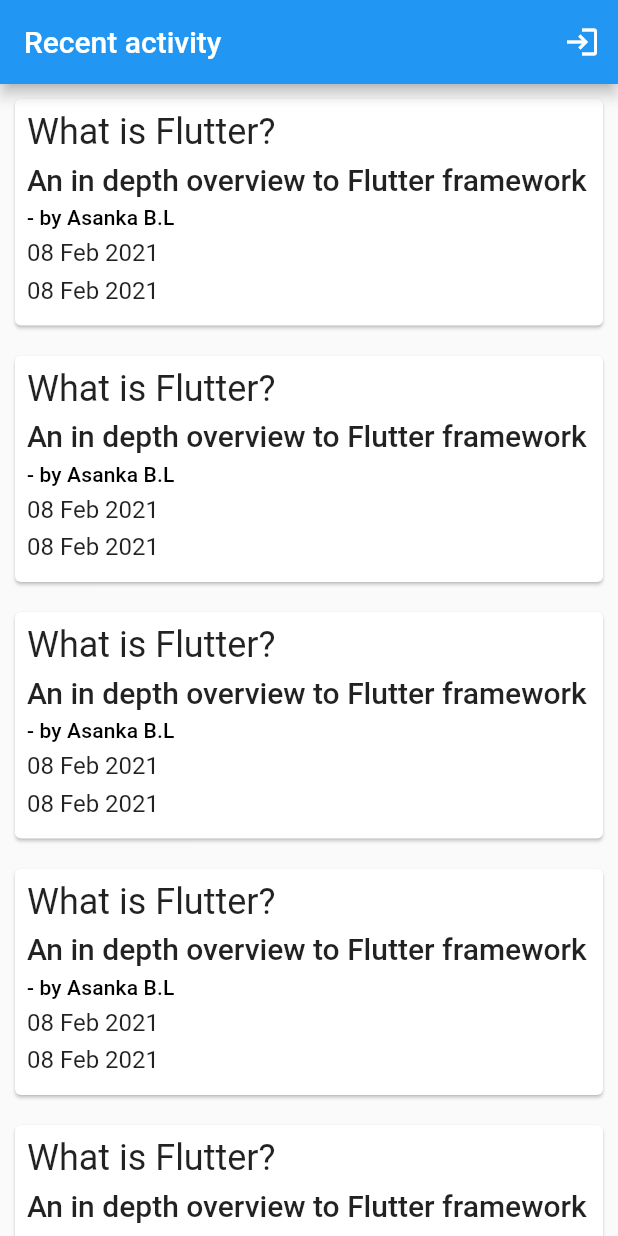
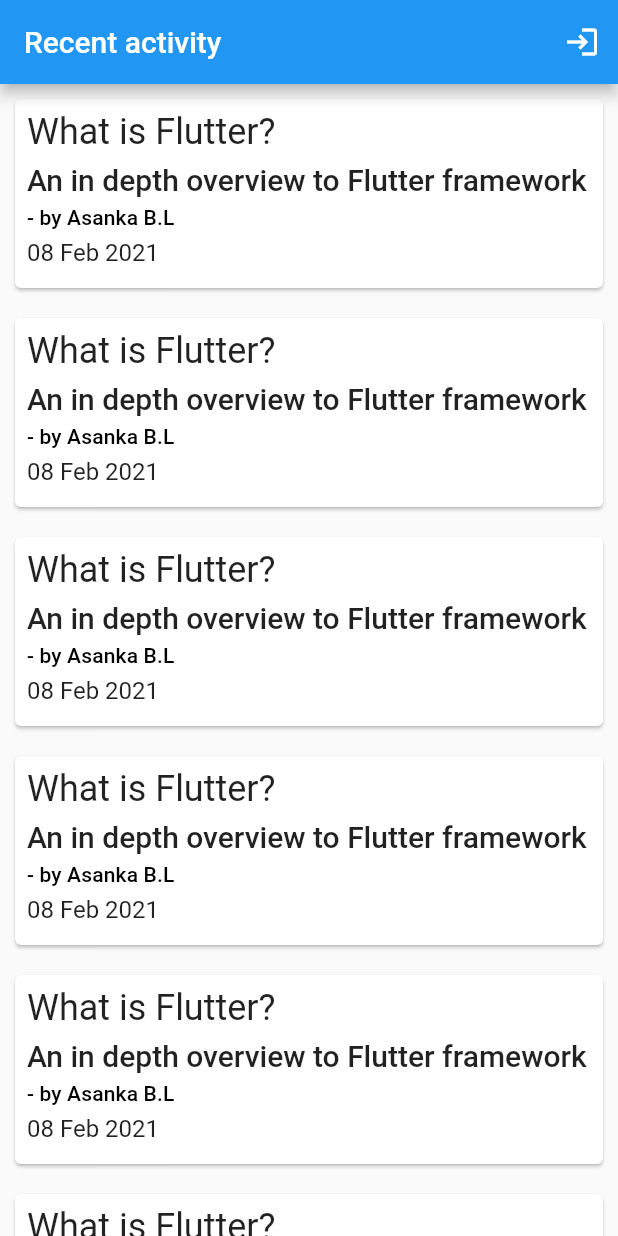
Before and after one commit to leoshak/cd_pro, a Flutter app: the screen it shows after launch, on a phone screen of 412 x 824 dp. Run offline on Flutter 3.47's test engine with Material 2 defaults, Android fonts, the phone set to English and light mode, and no system bars.

Commit message:
workflow edited

```diff
--- a/lib/my_app.dart
+++ b/lib/my_app.dart
@@ -50,8 +50,6 @@ class HomeScreen extends StatelessWidget {
                   SizedBox(height: 6),
                   Text("08 Feb 2021", style: Theme.of(context).textTheme.subtitle1,),
                   SizedBox(height: 6),
-                  Text("08 Feb 2021", style: Theme.of(context).textTheme.subtitle1,),
-                  SizedBox(height: 6),
                 ],
               ),
             ),
```
